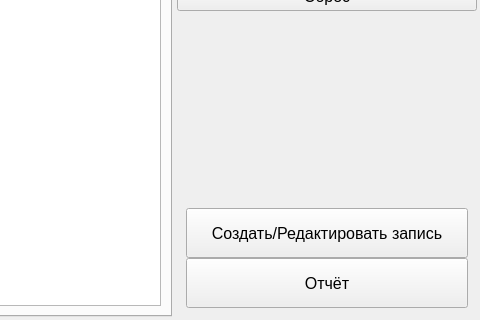
Qt form ui/mainWindow.ui (Cy-Nec/hour_track) before a commit; both pictures show x 418 to 898 and y 212 to 532 of the 898 by 532 pixel window.
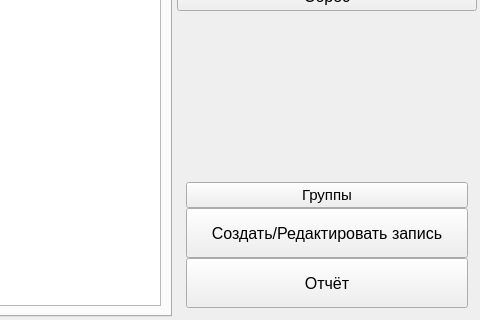
The same form after that commit.

```diff
--- a/ui/mainWindow.ui
+++ b/ui/mainWindow.ui
@@ -229,13 +229,20 @@
     </item>
     <item row="6" column="1" colspan="2">
      <widget class="QFrame" name="control_frame">
-      <layout class="QVBoxLayout" name="verticalLayout" stretch="0,0">
+      <layout class="QVBoxLayout" name="verticalLayout" stretch="0,0,0">
        <property name="spacing">
         <number>0</number>
        </property>
        <property name="sizeConstraint">
         <enum>QLayout::SetDefaultConstraint</enum>
        </property>
+       <item>
+        <widget class="QPushButton" name="btn_Group">
+         <property name="text">
+          <string>Группы</string>
+         </property>
+        </widget>
+       </item>
        <item>
         <widget class="QPushButton" name="btn_NewYear">
          <property name="minimumSize">
```
Left out of the diff: 2 changed lines with no effect on the pictures.
